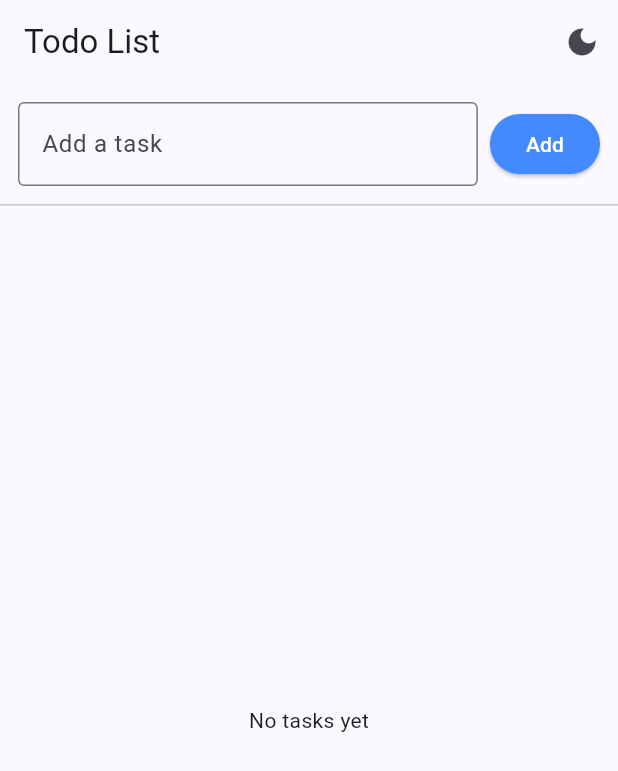
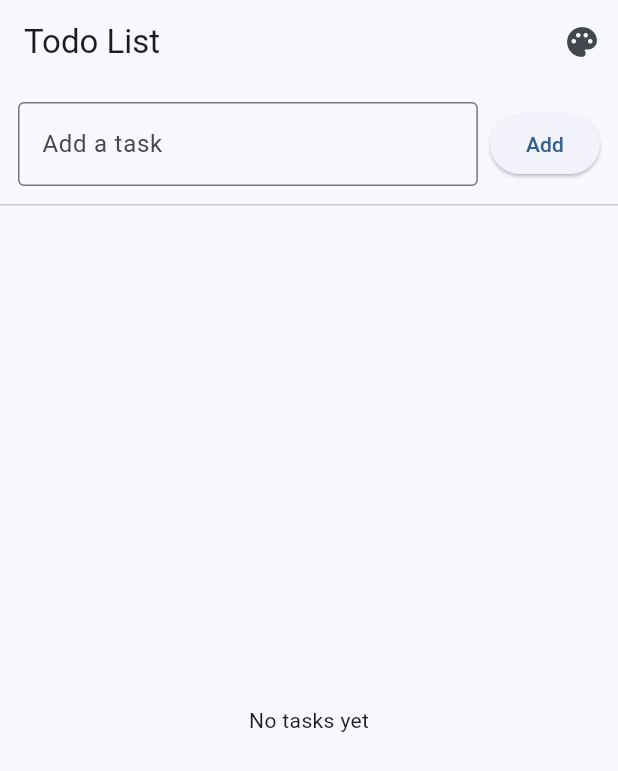
Before and after one commit to JianoFreo/cross_platform, a Flutter app: the screen it shows after launch, on a phone screen of 412 x 824 dp. Shown: the top 771 px of the screen. Run offline on Flutter 3.47's test engine with Material 3 defaults, Android fonts, the phone set to English and light mode, and no system bars; our stand-ins replace shared_preferences, sqflite; accounts and stored records are empty.

Commit message:
fixed theme added calendar

```diff
--- a/todo_flutter_app/lib/main.dart
+++ b/todo_flutter_app/lib/main.dart
@@ -6,17 +6,29 @@ void main() {
   runApp(const TodoApp());
 }
 
-class TodoApp extends StatelessWidget {
+class TodoApp extends StatefulWidget {
   const TodoApp({super.key});
+
+  @override
+  State<TodoApp> createState() => _TodoAppState();
+}
+
+class _TodoAppState extends State<TodoApp> {
+  ThemeData _currentTheme = AppTheme.themes['Blue']!;
+
+  void updateTheme(String themeName) {
+    setState(() {
+      _currentTheme = AppTheme.themes[themeName]!;
+    });
+  }
 
   @override
   Widget build(BuildContext context) {
     return MaterialApp(
       debugShowCheckedModeBanner: false,
       title: 'Todo List',
-      theme: AppTheme.lightTheme,
-      darkTheme: AppTheme.darkTheme,
-      home: const HomeScreen(),
+      theme: _currentTheme,
+      home: HomeScreen(onThemeChange: updateTheme),
     );
   }
 }
--- a/todo_flutter_app/lib/models/task.dart
+++ b/todo_flutter_app/lib/models/task.dart
@@ -25,25 +25,21 @@ class Task {
     );
   }
 
-  Map<String, dynamic> toMap() {
-    return {
+  Map<String, dynamic> toMap() => {
         'id': id,
         'title': title,
         'isDone': isDone,
         'createdAt': createdAt.toIso8601String(),
         'dueDate': dueDate?.toIso8601String(),
       };
-  }
 
-  static Task fromMap(Map<String, dynamic> map) {
-    return Task(
+  static Task fromMap(Map<String, dynamic> map) => Task(
         id: map['id'],
         title: map['title'],
         isDone: map['isDone'] ?? false,
         createdAt: DateTime.parse(map['createdAt']),
         dueDate: map['dueDate'] != null ? DateTime.parse(map['dueDate']) : null,
       );
-  }
 
   static String encodeList(List<Task> tasks) =>
       jsonEncode(tasks.map((t) => t.toMap()).toList());
--- a/todo_flutter_app/lib/screens/home_screen.dart
+++ b/todo_flutter_app/lib/screens/home_screen.dart
@@ -2,11 +2,13 @@ import 'package:flutter/material.dart';
 import 'package:shared_preferences/shared_preferences.dart';
 import '../models/task.dart';
 import '../widgets/task_tile.dart';
-import '../theme/app_theme.dart';
 import '../utils/date_utils.dart';
 
+typedef ThemeCallback = void Function(String themeName);
+
 class HomeScreen extends StatefulWidget {
-  const HomeScreen({super.key});
+  final ThemeCallback? onThemeChange;
+  const HomeScreen({super.key, this.onThemeChange});
 
   @override
   State<HomeScreen> createState() => _HomeScreenState();
@@ -15,7 +17,7 @@ class HomeScreen extends StatefulWidget {
 class _HomeScreenState extends State<HomeScreen> {
   final TextEditingController _controller = TextEditingController();
   List<Task> _tasks = [];
-  bool _isDarkMode = false;
+  String _currentTheme = 'Blue';
 
   @override
   void initState() {
@@ -38,18 +40,10 @@ class _HomeScreenState extends State<HomeScreen> {
     final text = _controller.text.trim();
     if (text.isEmpty) return;
 
-    DateTime? dueDate = await showDatePicker(
-      context: context,
-      initialDate: DateTime.now(),
-      firstDate: DateTime.now(),
-      lastDate: DateTime(2100),
-    );
-
     final task = Task(
       id: DateTime.now().microsecondsSinceEpoch.toString(),
       title: text,
       createdAt: DateTime.now(),
-      dueDate: dueDate,
     );
 
     setState(() {
@@ -60,20 +54,41 @@ class _HomeScreenState extends State<HomeScreen> {
     await _saveTasks();
   }
 
-  Future<void> _toggleTask(Task task, bool value) async {
-    final updatedTask = task.copyWith(isDone: value);
+  Future<void> _editTaskDueDate(Task task) async {
+    final picked = await showDatePicker(
+      context: context,
+      initialDate: task.dueDate ?? DateTime.now(),
+      firstDate: DateTime.now(),
+      lastDate: DateTime(2100),
+    );
+    if (picked == null) return;
+
+    final updated = task.copyWith(dueDate: picked);
     setState(() {
       final index = _tasks.indexWhere((t) => t.id == task.id);
-      if (index != -1) _tasks[index] = updatedTask;
+      if (index != -1) _tasks[index] = updated;
+    });
+
+    await _saveTasks();
+  }
+
+  Future<void> _toggleTask(Task task, bool value) async {
+    final updated = task.copyWith(isDone: value);
+    setState(() {
+      final index = _tasks.indexWhere((t) => t.id == task.id);
+      if (index != -1) _tasks[index] = updated;
     });
     await _saveTasks();
   }
 
   Future<void> _deleteTask(Task task) async {
-    setState(() {
-      _tasks.removeWhere((t) => t.id == task.id);
-    });
+    setState(() => _tasks.removeWhere((t) => t.id == task.id));
     await _saveTasks();
+  }
+
+  void _changeTheme(String theme) {
+    setState(() => _currentTheme = theme);
+    if (widget.onThemeChange != null) widget.onThemeChange!(theme);
   }
 
   @override
@@ -82,9 +97,15 @@ class _HomeScreenState extends State<HomeScreen> {
       appBar: AppBar(
         title: const Text('Todo List'),
         actions: [
-          IconButton(
-            icon: Icon(_isDarkMode ? Icons.light_mode : Icons.dark_mode),
-            onPressed: () => setState(() => _isDarkMode = !_isDarkMode),
+          PopupMenuButton<String>(
+            onSelected: _changeTheme,
+            itemBuilder: (context) => [
+              'Blue', 'Green', 'Yellow', 'Red', 'Brown', 'Dark'
+            ].map((theme) => PopupMenuItem(
+              value: theme,
+              child: Text(theme),
+            )).toList(),
+            icon: const Icon(Icons.palette),
           ),
         ],
       ),
@@ -108,15 +129,7 @@ class _HomeScreenState extends State<HomeScreen> {
                   const SizedBox(width: 8),
                   ElevatedButton(
                     onPressed: _addTask,
-                    style: ElevatedButton.styleFrom(
-                      backgroundColor: _isDarkMode
-                          ? AppTheme.primaryColor
-                          : Colors.blueAccent,
-                    ),
-                    child: const Text(
-                      'Add',
-                      style: TextStyle(color: Colors.white),
-                    ),
+                    child: const Text('Add'),
                   ),
                 ],
               ),
@@ -129,8 +142,7 @@ class _HomeScreenState extends State<HomeScreen> {
                       itemCount: _tasks.length,
                       itemBuilder: (context, index) {
                         final task = _tasks[index];
-                        final createdAt =
-                            MyDateUtils.formatDateTime(task.createdAt);
+                        final createdAt = MyDateUtils.formatDateTime(task.createdAt);
                         final due = task.dueDate != null
                             ? 'Due: ${MyDateUtils.formatDate(task.dueDate!)}'
                             : '';
@@ -138,6 +150,7 @@ class _HomeScreenState extends State<HomeScreen> {
                           task: task,
                           onToggle: (v) => _toggleTask(task, v),
                           onDelete: () => _deleteTask(task),
+                          onEdit: () => _editTaskDueDate(task),
                           subtitle: '$createdAt $due',
                         );
                       },
--- a/todo_flutter_app/lib/theme/app_theme.dart
+++ b/todo_flutter_app/lib/theme/app_theme.dart
@@ -1,21 +1,50 @@
 import 'package:flutter/material.dart';
 
 class AppTheme {
-  static const Color primaryColor = Color(0xFF4F46E5);
-
-  static final ThemeData lightTheme = ThemeData(
-    useMaterial3: true,
-    colorScheme: ColorScheme.fromSeed(
-      seedColor: primaryColor,
-      brightness: Brightness.light, // brightness defined here only
+  static final Map<String, ThemeData> themes = {
+    'Blue': ThemeData(
+      useMaterial3: true,
+      colorScheme: ColorScheme.fromSeed(
+        seedColor: Colors.blue,
+        brightness: Brightness.light,
+      ),
+      textTheme: const TextTheme(bodyLarge: TextStyle(color: Colors.white)),
     ),
-  );
-
-  static final ThemeData darkTheme = ThemeData(
-    useMaterial3: true,
-    colorScheme: ColorScheme.fromSeed(
-      seedColor: primaryColor,
-      brightness: Brightness.dark, // brightness defined here only
+    'Green': ThemeData(
+      useMaterial3: true,
+      colorScheme: ColorScheme.fromSeed(
+        seedColor: Colors.green,
+        brightness: Brightness.light,
+      ),
     ),
-  );
+    'Yellow': ThemeData(
+      useMaterial3: true,
+      colorScheme: ColorScheme.fromSeed(
+        seedColor: Colors.yellow,
+        brightness: Brightness.light,
+        onPrimary: Colors.black,
+      ),
+    ),
+    'Red': ThemeData(
+      useMaterial3: true,
+      colorScheme: ColorScheme.fromSeed(
+        seedColor: Colors.red,
+        brightness: Brightness.light,
+      ),
+    ),
+    'Brown': ThemeData(
+      useMaterial3: true,
+      colorScheme: ColorScheme.fromSeed(
+        seedColor: Colors.brown,
+        brightness: Brightness.light,
+      ),
+    ),
+    'Dark': ThemeData(
+      useMaterial3: true,
+      colorScheme: ColorScheme.fromSeed(
+        seedColor: Colors.grey.shade900,
+        brightness: Brightness.dark,
+      ),
+    ),
+  };
 }
```
Also changed, not shown: todo_flutter_app/lib/widgets/task_tile.dart (+17 -4 lines). Lines whose indentation alone changed are shown as unchanged.
